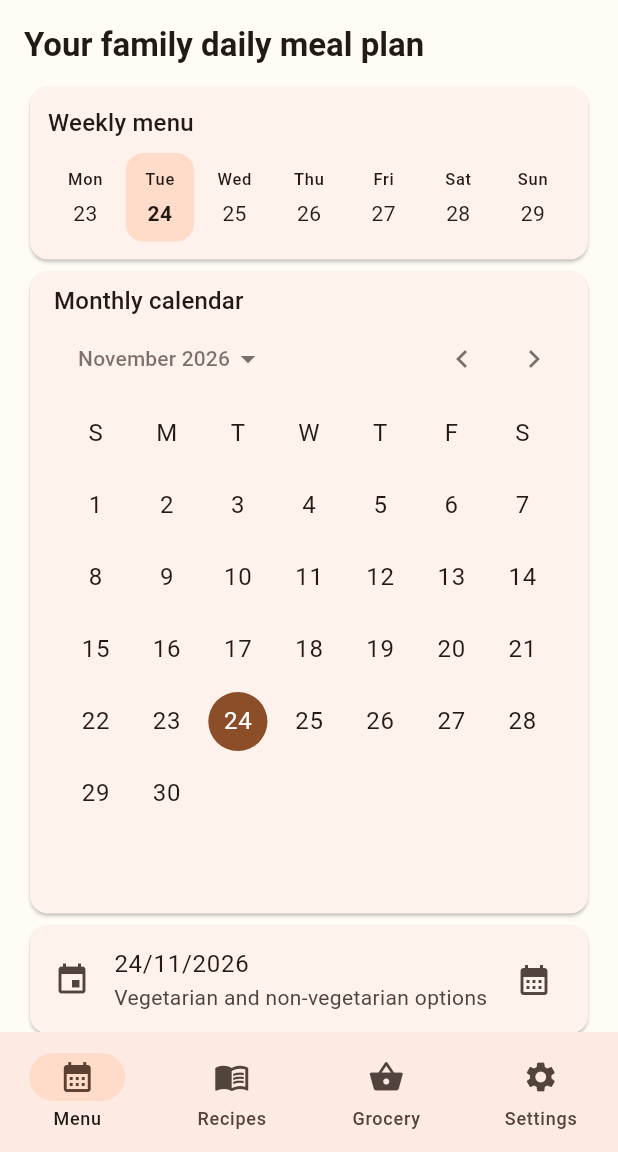
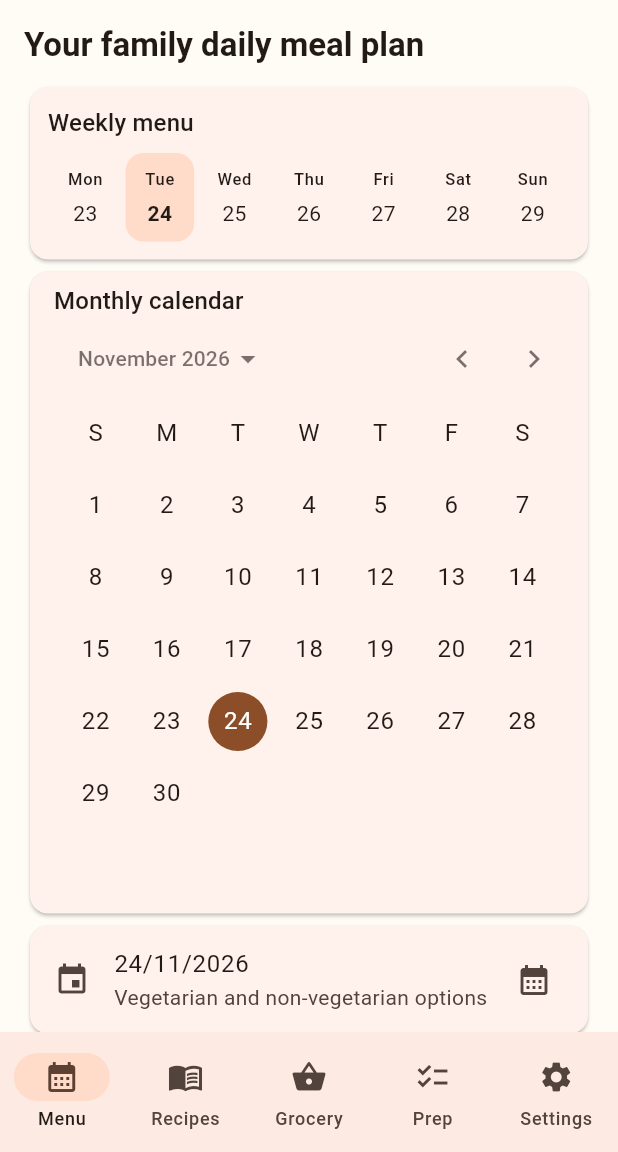
Before and after one commit to rohanrm18/365-days-home-food-menu, a Flutter app: the screen it shows after launch, after a tap on "Tue", on a phone screen of 412 x 824 dp, the part 84-1236 px from its top. Run offline on Flutter 3.47's test engine with Material 3 defaults, Android fonts, the phone set to English and light mode, and no system bars; our stand-ins replace flutter_local_notifications, shared_preferences, timezone; network calls fail.

Commit message:
Add saved weekly meal preparation checklist

```diff
--- a/lib/main.dart
+++ b/lib/main.dart
@@ -185,11 +185,11 @@ class _HomeFoodAppState extends State<HomeFoodApp> {
   int tab=0; DateTime selected=DateTime.now();
   @override Widget build(BuildContext context) {
     final mr=AppStore.marathi;
-    final pages=[HomePage(date:selected,onDate:(d)=>setState(()=>selected=d),onChanged:()=>setState((){})),const RecipesPage(),GroceryPage(date:selected),SettingsPage(onChanged:()=>setState((){}))];
+    final pages=[HomePage(date:selected,onDate:(d)=>setState(()=>selected=d),onChanged:()=>setState((){})),const RecipesPage(),GroceryPage(date:selected),PreparationPage(date:selected),SettingsPage(onChanged:()=>setState((){}))];
     return MaterialApp(debugShowCheckedModeBanner:false,title:'365 Days Home Food',theme:ThemeData(colorScheme:ColorScheme.fromSeed(seedColor:const Color(0xFF8A4B25)),useMaterial3:true,scaffoldBackgroundColor:const Color(0xFFFFFBF5)),
       home:Scaffold(appBar:AppBar(title:Text(mr?'३६५ दिवस घरगुती मेनू':'365 Days Home Food'),actions:[IconButton(onPressed:()=>setState(()=>selected=DateTime.now()),icon:const Icon(Icons.today))]),
       body:IndexedStack(index:tab,children:pages),bottomNavigationBar:NavigationBar(selectedIndex:tab,onDestinationSelected:(v)=>setState(()=>tab=v),destinations:[
-        NavigationDestination(icon:const Icon(Icons.calendar_month),label:mr?'मेनू':'Menu'),NavigationDestination(icon:const Icon(Icons.menu_book),label:mr?'पाककृती':'Recipes'),NavigationDestination(icon:const Icon(Icons.shopping_basket),label:mr?'खरेदी':'Grocery'),NavigationDestination(icon:const Icon(Icons.settings),label:mr?'सेटिंग':'Settings') ])));
+        NavigationDestination(icon:const Icon(Icons.calendar_month),label:mr?'मेनू':'Menu'),NavigationDestination(icon:const Icon(Icons.menu_book),label:mr?'पाककृती':'Recipes'),NavigationDestination(icon:const Icon(Icons.shopping_basket),label:mr?'खरेदी':'Grocery'),NavigationDestination(icon:const Icon(Icons.checklist),label:mr?'तयारी':'Prep'),NavigationDestination(icon:const Icon(Icons.settings),label:mr?'सेटिंग':'Settings') ])));
   }
 }
 class HomePage extends StatelessWidget {
@@ -550,6 +550,46 @@ class _GroceryPageState extends State<GroceryPage> {
     ]);
   }
 }
+class PreparationPage extends StatefulWidget {
+  final DateTime date;
+  const PreparationPage({super.key,required this.date});
+  @override State<PreparationPage> createState()=>_PreparationPageState();
+}
+class _PreparationPageState extends State<PreparationPage> {
+  String keyFor(DateTime day,int slot)=>'prep:${day.year}-${day.month}-${day.day}:$slot';
+  Future<void> toggle(String key,bool value) async {
+    final next=AppStore.checkedGroceries;
+    if(value){next.add(key);}else{next.remove(key);}
+    await AppStore.setChecked(next);
+    if(mounted)setState((){});
+  }
+  @override Widget build(BuildContext context) {
+    final mr=AppStore.marathi;
+    final weekStart=DateTime(widget.date.year,widget.date.month,widget.date.day).subtract(Duration(days:widget.date.weekday-1));
+    final days=List.generate(7,(i)=>weekStart.add(Duration(days:i)));
+    final saved=AppStore.checkedGroceries;
+    var total=0,done=0;
+    for(final day in days){for(var i=0;i<3;i++){total++;if(saved.contains(keyFor(day,i)))done++;}}
+    return ListView(padding:const EdgeInsets.all(16),children:[
+      Text(mr?'आठवड्याची जेवण तयारी':'Weekly meal preparation',style:Theme.of(context).textTheme.titleLarge?.copyWith(fontWeight:FontWeight.bold)),
+      Text(mr?'तयारी पूर्ण झाल्यावर खूण करा. प्रगती आपोआप जतन होईल.':'Tick each meal after its prep is done. Progress saves automatically.'),
+      const SizedBox(height:8),
+      LinearProgressIndicator(value:total==0?0:done/total),
+      Padding(padding:const EdgeInsets.symmetric(vertical:6),child:Text(mr?'${done} / ${total} तयारी पूर्ण':'${done} of ${total} meal prep tasks completed')),
+      Card(child:Padding(padding:const EdgeInsets.all(12),child:Text(mr?'डाळी आणि कडधान्ये योग्य वेळेपूर्वी भिजवा. नाशवंत पदार्थ झाकून फ्रिजमध्ये ठेवा.':'Soak pulses ahead of time. Keep perishable ingredients covered and refrigerated.'))),
+      for(final day in days) ...[
+        const SizedBox(height:8),
+        Card(child:Padding(padding:const EdgeInsets.all(8),child:Column(crossAxisAlignment:CrossAxisAlignment.start,children:[
+          Padding(padding:const EdgeInsets.all(8),child:Text((mr?['सोमवार','मंगळवार','बुधवार','गुरुवार','शुक्रवार','शनिवार','रविवार'][day.weekday-1]:['Monday','Tuesday','Wednesday','Thursday','Friday','Saturday','Sunday'][day.weekday-1])+' • '+day.day.toString()+'/'+day.month.toString(),style:Theme.of(context).textTheme.titleMedium?.copyWith(fontWeight:FontWeight.bold))),
+          for(var i=0;i<3;i++)
+            CheckboxListTile(dense:true,controlAffinity:ListTileControlAffinity.leading,contentPadding:const EdgeInsets.symmetric(horizontal:8),value:saved.contains(keyFor(day,i)),title:Text((mr?['नाश्ता','दुपारचे जेवण','रात्रीचे जेवण'][i]:['Breakfast','Lunch','Dinner'][i])+' — '+MenuPlanner.forDate(day).meals[i].name(mr)),subtitle:Text(MenuPlanner.forDate(day).meals[i].prep),onChanged:(v)=>toggle(keyFor(day,i),v??false))
+        ])))
+      ],
+      OutlinedButton.icon(onPressed:() async {final next=AppStore.checkedGroceries..removeWhere((x)=>x.startsWith('prep:'));await AppStore.setChecked(next);if(mounted)setState((){});},icon:const Icon(Icons.restart_alt),label:Text(mr?'तयारीची खूण रीसेट करा':'Reset prep checklist'))
+    ]);
+  }
+}
+
 class SettingsPage extends StatefulWidget { final VoidCallback onChanged; const SettingsPage({super.key,required this.onChanged}); @override State<SettingsPage> createState()=>_SettingsPageState(); }
 class _SettingsPageState extends State<SettingsPage> {
   bool busy=false;
```
